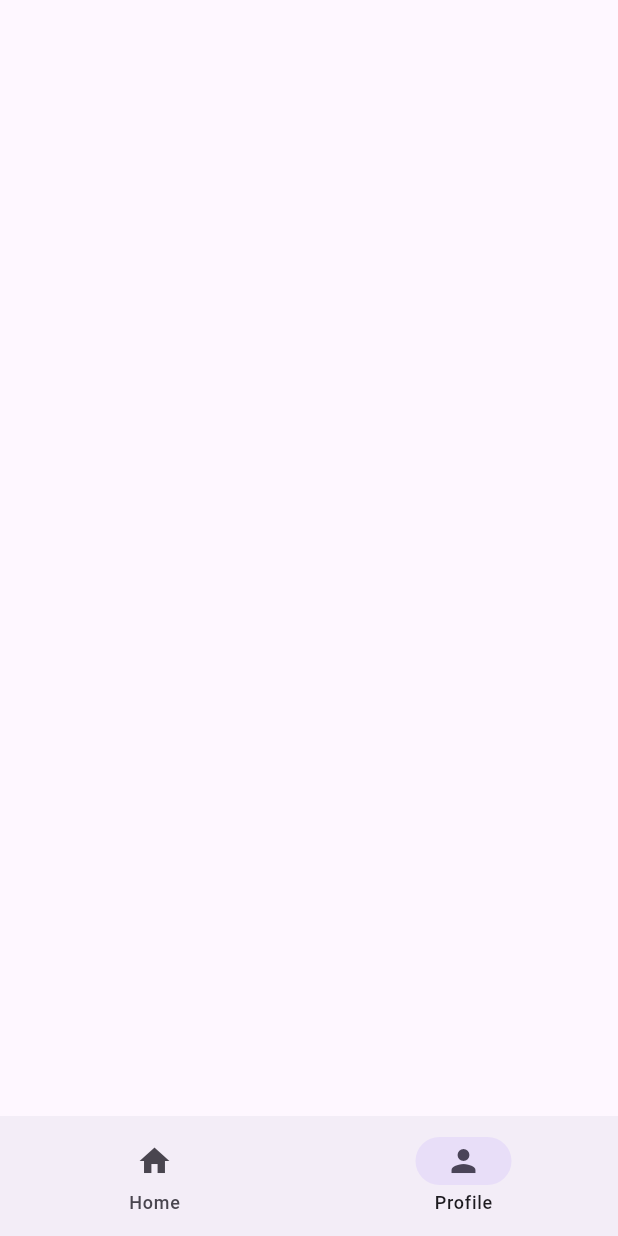
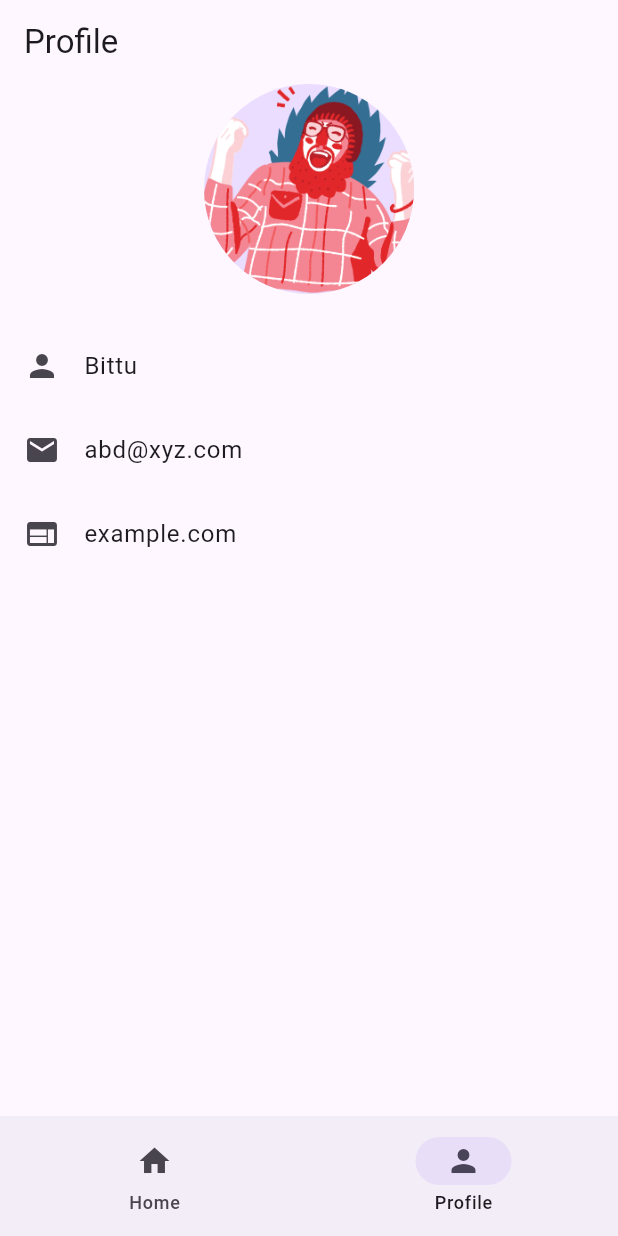
Before and after one commit to GittBittu/Flutter_my_learnings, a Flutter app: the screen it shows after launch, item 2 of the bottom bar chosen, on a phone screen of 412 x 824 dp. Run offline on Flutter 3.47's test engine with Material 2 defaults, Android fonts, the phone set to English and light mode, and no system bars.

Commit message:
profile page is completed

```diff
--- a/lib/pages/profile_page.dart
+++ b/lib/pages/profile_page.dart
@@ -1,10 +1,38 @@
 import 'package:flutter/material.dart';
+import 'package:tesapp/core/constants.dart';
 
 class ProfilePage extends StatelessWidget {
   const ProfilePage({super.key});
 
   @override
   Widget build(BuildContext context) {
-    return Scaffold();
+    return Scaffold(
+      appBar: AppBar(
+        title: const Text(
+          'Profile',
+        ),
+      ),
+      body: const Column(
+        children: [
+          CircleAvatar(
+            backgroundImage: AssetImage('images/yeah.png'),
+            radius: 70,
+          ),
+          SizedBox(height: kDouble20),
+          ListTile(
+            leading: Icon(Icons.person),
+            title: Text('Bittu'),
+          ),
+          ListTile(
+            leading: Icon(Icons.mail),
+            title: Text('abd@xyz.com'),
+          ),
+          ListTile(
+            leading: Icon(Icons.web),
+            title: Text('example.com'),
+          )
+        ],
+      ),
+    );
   }
 }
```
